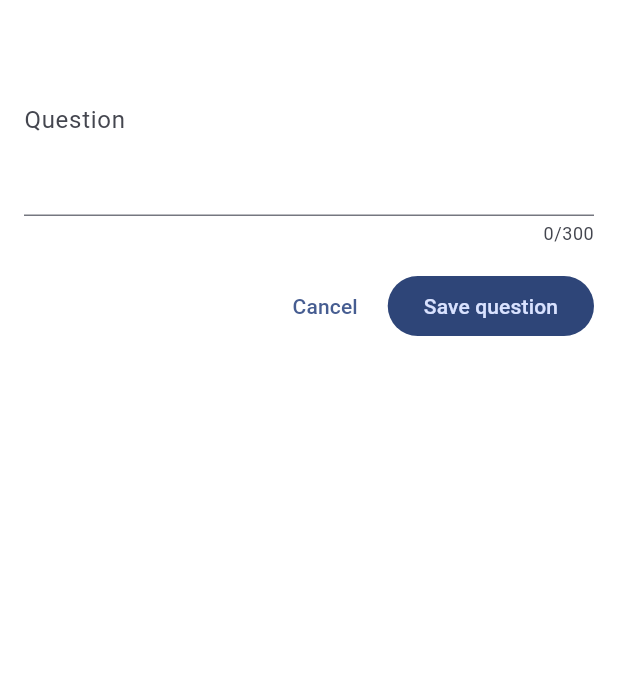
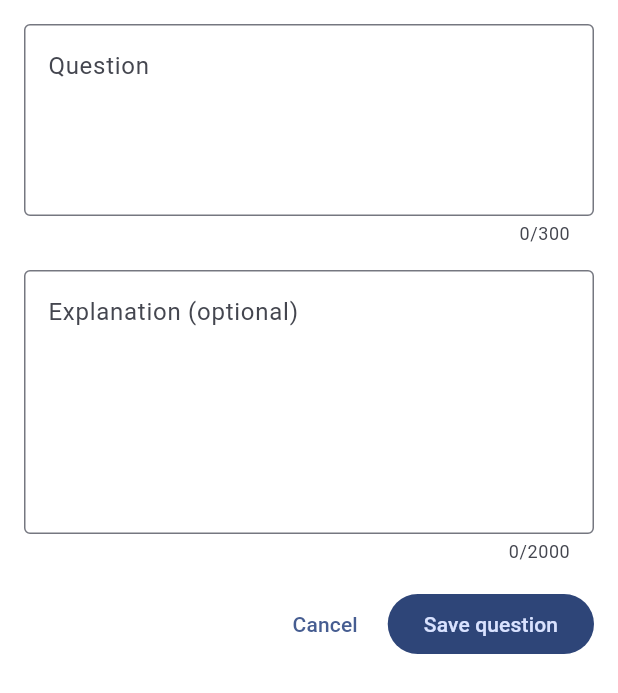
Before and after one commit to JamelMM/StudyFlow, a Flutter app: the NewQuestion widget shown alone on an empty page, opened directly with empty values, on a phone screen of 412 x 824 dp. Shown: the top 693 px of the screen. Run offline on Flutter 3.47's test engine with Material 3 defaults, Android fonts, the light colour scheme and no system bars; our stand-ins replace flutter_markdown, flutter_riverpod, google_fonts, percent_indicator; missing offline and left inert: file_selector, tostore; statements that could not run were skipped.

Commit message:
feat: add Markdown explanations to quiz questions

```diff
--- a/frontend/lib/local/tostore/studyflow_schemas.dart
+++ b/frontend/lib/local/tostore/studyflow_schemas.dart
@@ -132,6 +132,11 @@ final questionSchema = TableSchema(
     FieldSchema(name: 'markdownText', type: DataType.text, nullable: false),
     FieldSchema(name: 'createdAt', type: DataType.text, nullable: false),
     FieldSchema(name: 'updatedAt', type: DataType.text, nullable: true),
+    FieldSchema(
+      name: 'explanationMarkdown',
+      type: DataType.text,
+      nullable: true,
+    ),
   ],
   foreignKeys: [
     ForeignKeySchema(
--- a/frontend/lib/models/question.dart
+++ b/frontend/lib/models/question.dart
@@ -4,12 +4,14 @@ class Question {
     required this.quizId,
     required this.markdownText,
     required this.createdAt,
+    this.explanationMarkdown,
     this.updatedAt,
   });
 
   final String id;
   final String quizId;
   final String markdownText;
+  final String? explanationMarkdown;
   final DateTime createdAt;
   final DateTime? updatedAt;
 }
--- a/frontend/lib/repositories/contracts/questions_repository.dart
+++ b/frontend/lib/repositories/contracts/questions_repository.dart
@@ -6,6 +6,7 @@ abstract class QuestionsRepository {
   Future<Question> addQuestion({
     required String quizId,
     required String markdownText,
+    String? explanationMarkdown,
   });
 
   Stream<List<Question>> watchQuestionsByQuizId(String quizId);
@@ -15,5 +16,6 @@ abstract class QuestionsRepository {
   Future<void> updateQuestion({
     required String id,
     required String markdownText,
+    String? explanationMarkdown,
   });
 }
--- a/frontend/lib/screens/new_question.dart
+++ b/frontend/lib/screens/new_question.dart
@@ -4,7 +4,8 @@ import 'package:frontend/widgets/app_button_styles.dart';
 class NewQuestion extends StatefulWidget {
   const NewQuestion({super.key, required this.onAddQuestion});
 
-  final void Function(String markdownText) onAddQuestion;
+  final void Function(String markdownText, String? explanationMarkdown)
+  onAddQuestion;
 
   @override
   State<NewQuestion> createState() {
@@ -14,9 +15,11 @@ class NewQuestion extends StatefulWidget {
 
 class _NewQuestionState extends State<NewQuestion> {
   final _markdownTextController = TextEditingController();
+  final _explanationMarkdownController = TextEditingController();
 
   void _submitQuestionData() {
     final enteredText = _markdownTextController.text.trim();
+    final enteredExplanation = _explanationMarkdownController.text.trim();
 
     if (enteredText.isEmpty) {
       showDialog(
@@ -37,20 +40,26 @@ class _NewQuestionState extends State<NewQuestion> {
       return;
     }
 
-    widget.onAddQuestion(enteredText);
+    widget.onAddQuestion(
+      enteredText,
+      enteredExplanation.isEmpty ? null : enteredExplanation,
+    );
     Navigator.pop(context);
   }
 
   @override
   void dispose() {
     _markdownTextController.dispose();
+    _explanationMarkdownController.dispose();
     super.dispose();
   }
 
   @override
   Widget build(BuildContext context) {
-    return Padding(
-      padding: const EdgeInsets.all(16),
+    final keyboardSpace = MediaQuery.viewInsetsOf(context).bottom;
+
+    return SingleChildScrollView(
+      padding: EdgeInsets.fromLTRB(16, 16, 16, keyboardSpace + 16),
       child: Column(
         mainAxisSize: MainAxisSize.min,
         children: [
@@ -58,7 +67,22 @@ class _NewQuestionState extends State<NewQuestion> {
             controller: _markdownTextController,
             maxLength: 300,
             maxLines: 4,
-            decoration: const InputDecoration(label: Text('Question')),
+            decoration: const InputDecoration(
+              labelText: 'Question',
+              alignLabelWithHint: true,
+              border: OutlineInputBorder(),
+            ),
+          ),
+          const SizedBox(height: 16),
+          TextField(
+            controller: _explanationMarkdownController,
+            maxLength: 2000,
+            maxLines: 6,
+            decoration: const InputDecoration(
+              labelText: 'Explanation (optional)',
+              alignLabelWithHint: true,
+              border: OutlineInputBorder(),
+            ),
           ),
           const SizedBox(height: 16),
           Row(
```
Also changed, not shown: frontend/lib/controllers/questions_controller.dart (+7 -1 lines), frontend/lib/local/tostore/tostore_questions_repository.dart (+7 -0 lines), frontend/lib/screens/edit_question.dart (+23 -2 lines), frontend/lib/screens/question_detail_screen.dart (+25 -15 lines), frontend/lib/screens/quiz_play_screen.dart (+10 -0 lines), frontend/lib/screens/quiz_questions_screen.dart (+26 -14 lines), frontend/lib/widgets/question_explanation_card.dart (added, +61 -0 lines).
